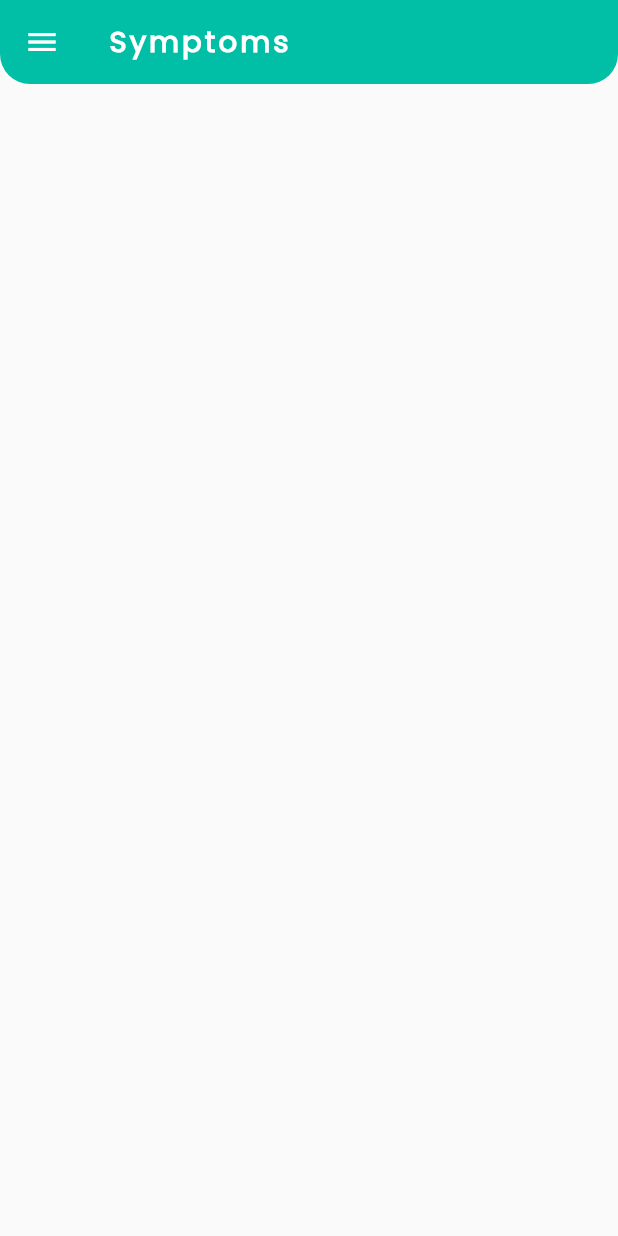
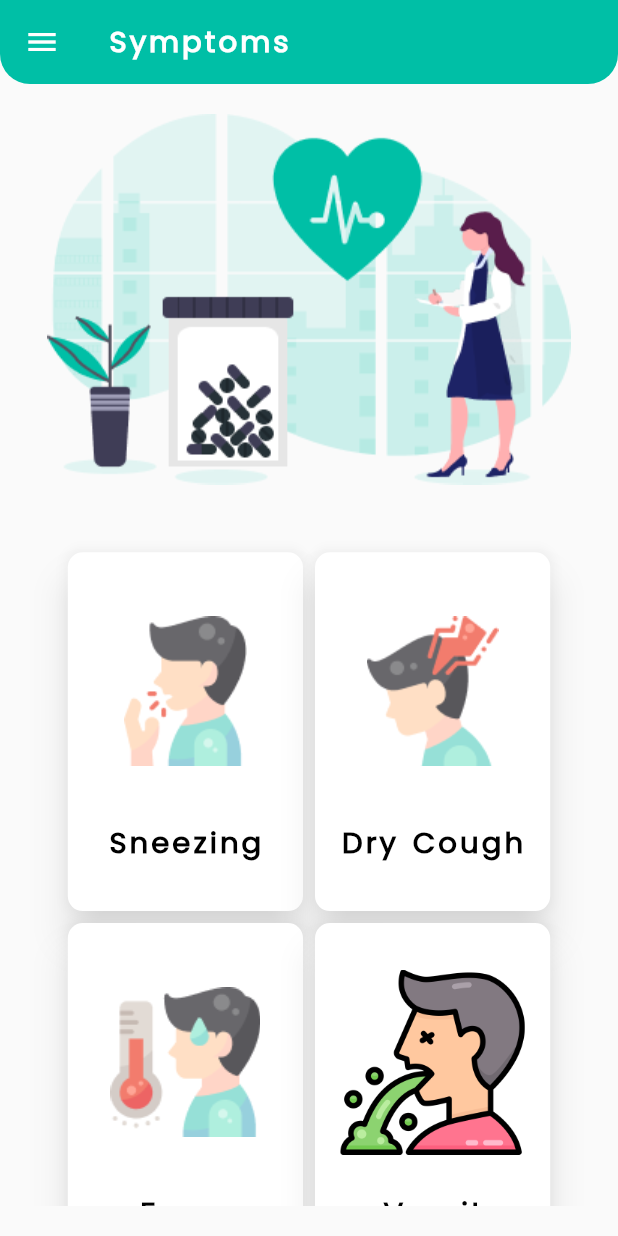
Before and after one commit to muneeb-shahid/Covid-19-Tracking-Application, a Flutter app: the SymptomsView screen opened directly, on a phone screen of 412 x 824 dp. Run offline on Flutter 3.47's test engine with Material 2 defaults, Android fonts, the phone set to English and light mode, and no system bars; our stand-ins replace flutter_screenutil, get, lottie, pie_chart, shimmer; missing offline and left inert: flutter_phone_direct_caller.

Commit message:
sixteen commit

```diff
--- a/lib/Images/images.dart
+++ b/lib/Images/images.dart
@@ -15,4 +15,12 @@
   static String loading = "assets/images/loading.json";
 
   static String help = "assets/images/help.png";
+  static String symtomps = "assets/images/symtomps.png";
+  static String DryCough = "assets/images/DryCough.png";
+
+  static String Sneezing = "assets/images/Sneezing.png";
+
+  static String fever = "assets/images/fever.png";
+
+  static String vomit = "assets/images/vomit.png";
 }
--- /dev/null
+++ b/lib/Reuseable Components/ReuseableHelpSymtomps/ReuseableHelpSymtomps.dart
@@ -0,0 +1,43 @@
+import 'package:covid_19_trackingapp/Reuseable%20Components/Responsive_Height,Width/responsive.dart';
+import 'package:covid_19_trackingapp/constants/TextHeading/text_heading.dart';
+import 'package:covid_19_trackingapp/constants/colors_constants/colors_constants.dart';
+import 'package:flutter/material.dart';
+
+Widget ReuseableHelpSymtomps(image, headingtext) {
+  return Container(
+    height: screenHeight * 0.3,
+    width: screenWidth * 0.4,
+    child: Card(
+      shape: RoundedRectangleBorder(borderRadius: BorderRadius.circular(10)),
+      elevation: 10,
+      shadowColor: Colors.white,
+      child: Column(
+        mainAxisAlignment: MainAxisAlignment.center,
+        crossAxisAlignment: CrossAxisAlignment.center,
+        children: [
+          Row(
+            mainAxisAlignment: MainAxisAlignment.center,
+            crossAxisAlignment: CrossAxisAlignment.center,
+            children: [
+              Image.asset(
+                image,
+                height: screenHeight * 0.15,
+                width: screenWidth * 0.3,
+              ),
+            ],
+          ),
+          SizedBox(
+            height: screenHeight * 0.03,
+          ),
+          Row(
+            mainAxisAlignment: MainAxisAlignment.center,
+            crossAxisAlignment: CrossAxisAlignment.center,
+            children: [
+              TextHeading(headingtext, App_Constants_Colors.app_black_color),
+            ],
+          ),
+        ],
+      ),
+    ),
+  );
+}
--- a/lib/main.dart
+++ b/lib/main.dart
@@ -3,6 +3,7 @@
 import 'package:covid_19_trackingapp/view/HomeView/HomeView.dart';
 import 'package:covid_19_trackingapp/view/Statistics/Countries/Countries.dart';
 import 'package:covid_19_trackingapp/view/Statistics/StatisticsView.dart';
+import 'package:covid_19_trackingapp/view/Symptoms/SymptomsView.dart';
 import 'package:flutter/material.dart';
 import 'package:flutter_screenutil/flutter_screenutil.dart';
 import 'package:get/get.dart';
@@ -27,7 +28,7 @@
           theme: ThemeData(
             textTheme: Typography.englishLike2018.apply(fontSizeFactor: 1.sp),
           ),
-          home: HelpView(),
+          home: SymptomsView(),
           // getPages: AppRoutes.appRoutes(),
         );
       },
--- a/lib/view/Help/HelpView.dart
+++ b/lib/view/Help/HelpView.dart
@@ -4,7 +4,6 @@
 import 'package:covid_19_trackingapp/Reuseable%20Components/ReuseableHelpCard/ReuseableHelpCard.dart';
 import 'package:covid_19_trackingapp/constants/colors_constants/colors_constants.dart';
 import 'package:flutter/material.dart';
-
 import '../../constants/TextHeading/text_heading.dart';
 
 class HelpView extends StatelessWidget {
--- a/lib/view/HomeView/HomeView.dart
+++ b/lib/view/HomeView/HomeView.dart
@@ -66,7 +66,7 @@
                           GestureDetector(
                             onTap: () async {
                               await FlutterPhoneDirectCaller.callNumber(
-                                  "+923430276090");
+                                  "03430276090");
                             },
                             child: Container(
                               width: screenWidth * 0.4,
--- a/lib/view/Symptoms/SymptomsView.dart
+++ b/lib/view/Symptoms/SymptomsView.dart
@@ -1,7 +1,11 @@
+import 'package:covid_19_trackingapp/Images/images.dart';
 import 'package:covid_19_trackingapp/Reuseable%20Components/ReUseable%20Drawer/ReUseableDrawer.dart';
+import 'package:covid_19_trackingapp/Reuseable%20Components/ReuseableHelpCard/ReuseableHelpCard.dart';
+import 'package:covid_19_trackingapp/Reuseable%20Components/ReuseableHelpSymtomps/ReuseableHelpSymtomps.dart';
 import 'package:covid_19_trackingapp/constants/TextHeading/text_heading.dart';
 import 'package:flutter/material.dart';
 
+import '../../Reuseable Components/Responsive_Height,Width/responsive.dart';
 import '../../constants/colors_constants/colors_constants.dart';
 
 class SymptomsView extends StatelessWidget {
@@ -11,8 +15,7 @@
   Widget build(BuildContext context) {
     return Scaffold(
       appBar: AppBar(
-            title:
-                TextHeading("Symptoms", App_Constants_Colors.app_white_color),
+        title: TextHeading("Symptoms", App_Constants_Colors.app_white_color),
         elevation: 0,
         shape: const RoundedRectangleBorder(
           borderRadius: BorderRadius.only(
@@ -20,9 +23,38 @@
               bottomRight: Radius.circular(20)),
         ),
         backgroundColor: App_Constants_Colors.app_green_color,
-
       ),
       drawer: ReUseable_Drawer(),
+      body: Padding(
+        padding: const EdgeInsets.all(20.0),
+        child: SingleChildScrollView(
+          child: Column(
+            children: [
+              Image.asset(App_Images.symtomps),
+              SizedBox(
+                height: screenHeight * 0.05,
+              ),
+              Row(
+                mainAxisAlignment: MainAxisAlignment.center,
+                crossAxisAlignment: CrossAxisAlignment.center,
+                children: [
+                  ReuseableHelpSymtomps(App_Images.fever, "Sneezing"),
+                  ReuseableHelpSymtomps(App_Images.DryCough, "Dry Cough"),
+                ],
+              ),
+              Row(
+                mainAxisAlignment: MainAxisAlignment.center,
+                crossAxisAlignment: CrossAxisAlignment.center,
+                children: [
+                  ReuseableHelpSymtomps(App_Images.Sneezing, "Fever"),
+                  ReuseableHelpSymtomps(App_Images.vomit, "Vomit"),
+
+                ],
+              )
+            ],
+          ),
+        ),
+      ),
     );
   }
 }
```
Also changed, not shown: assets/images/DryCough.png (added), assets/images/Sneezing.png (added), assets/images/fever.png (added), assets/images/symtomps.png (added), assets/images/vomit.png (added). Lines whose indentation alone changed are shown as unchanged.
